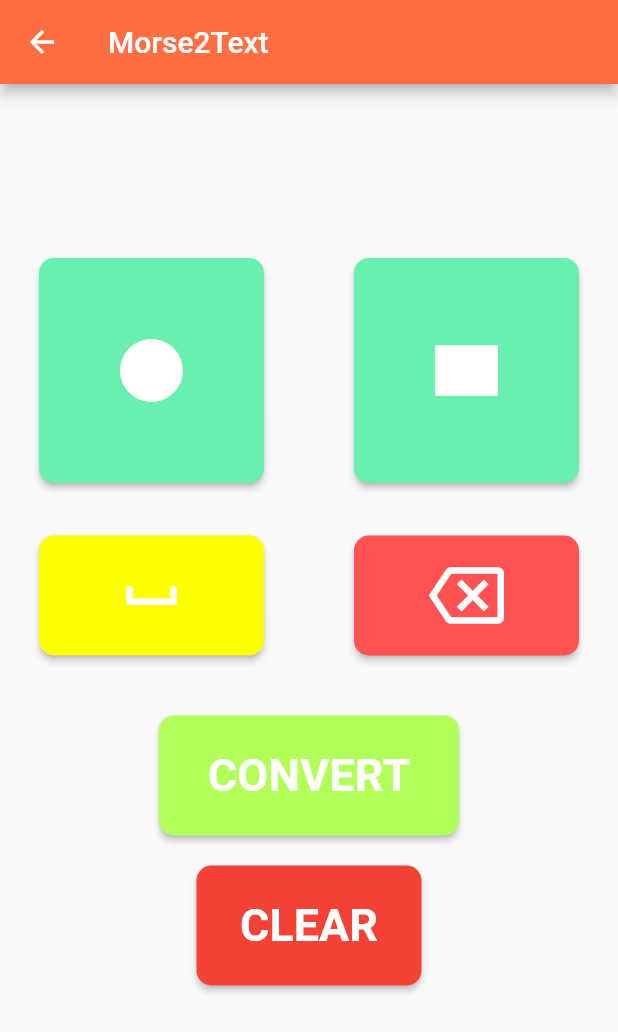
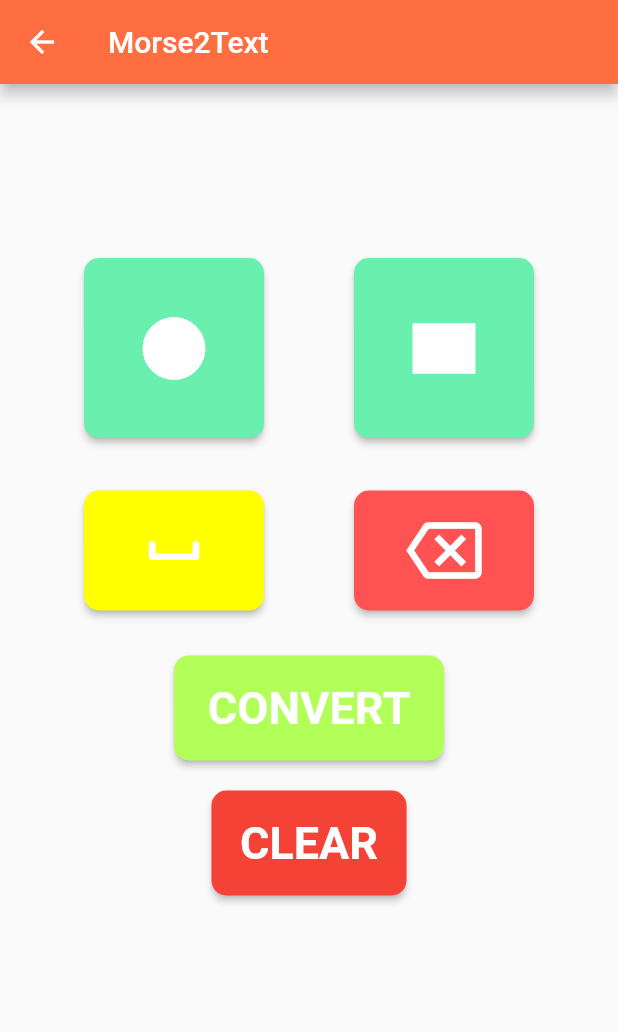
Before and after one commit to Skye023/Morse_Me, a Flutter app: the Morse2Text screen opened directly, on a phone screen of 412 x 824 dp. Shown: the top 1032 px of the screen. Run offline on Flutter 3.47's test engine with Material 2 defaults, Android fonts, the phone set to English and light mode, and no system bars.

Commit message:
Minor Adjustments

```diff
--- a/morse_me_v2/lib/converter.dart
+++ b/morse_me_v2/lib/converter.dart
@@ -144,7 +144,7 @@ class _Morse2Text extends State<Morse2Text> {
                   onPressed: () {
                     _doSth(0);
                   },
-                  constraints: BoxConstraints.tight(const Size(150, 150)),
+                  constraints: BoxConstraints.tight(const Size(120, 120)),
                   shape: RoundedRectangleBorder(
                       borderRadius: BorderRadius.circular(10.0)),
                   fillColor: Colors.greenAccent,
@@ -161,7 +161,7 @@ class _Morse2Text extends State<Morse2Text> {
                 onPressed: () {
                   _doSth(1);
                 },
-                constraints: BoxConstraints.tight(const Size(150, 150)),
+                constraints: BoxConstraints.tight(const Size(120, 120)),
                 shape: RoundedRectangleBorder(
                     borderRadius: BorderRadius.circular(10.0)),
                 fillColor: Colors.greenAccent,
@@ -183,7 +183,7 @@ class _Morse2Text extends State<Morse2Text> {
                     _doSth(-1);
                   }
                 },
-                constraints: BoxConstraints.tight(const Size(150, 80)),
+                constraints: BoxConstraints.tight(const Size(120, 80)),
                 shape: RoundedRectangleBorder(
                     borderRadius: BorderRadius.circular(10.0)),
                 fillColor: Colors.yellowAccent,
@@ -203,7 +203,7 @@ class _Morse2Text extends State<Morse2Text> {
                     _doSth(2);
                   }
                 },
-                constraints: BoxConstraints.tight(const Size(150, 80)),
+                constraints: BoxConstraints.tight(const Size(120, 80)),
                 shape: RoundedRectangleBorder(
                     borderRadius: BorderRadius.circular(10.0)),
                 fillColor: Colors.redAccent,
@@ -216,7 +216,7 @@ class _Morse2Text extends State<Morse2Text> {
               ),
             ]),
             const SizedBox(
-              height: 40.0,
+              height: 30.0,
             ),
             RawMaterialButton(
               onPressed: () {
@@ -224,7 +224,7 @@ class _Morse2Text extends State<Morse2Text> {
                   _doSth(3);
                 }
               },
-              constraints: BoxConstraints.tight(const Size(200, 80)),
+              constraints: BoxConstraints.tight(const Size(180, 70)),
               shape: RoundedRectangleBorder(
                   borderRadius: BorderRadius.circular(10.0)),
               fillColor: Colors.lightGreenAccent,
@@ -246,7 +246,7 @@ class _Morse2Text extends State<Morse2Text> {
                 _result = '';
                 setState(() {});
               },
-              constraints: BoxConstraints.tight(const Size(150, 80)),
+              constraints: BoxConstraints.tight(const Size(130, 70)),
               shape: RoundedRectangleBorder(
                   borderRadius: BorderRadius.circular(10.0)),
               fillColor: Colors.red,
--- a/morse_me_v2/lib/overview.dart
+++ b/morse_me_v2/lib/overview.dart
@@ -6,17 +6,17 @@ class Info {
   static List<Info> inf = [
     Info(
       'History of Morse Code',
-      'Fun-with-Morse-Code_Page_5.png',
+      'assets/Fun-with-Morse-Code_Page_5.png',
       'Morse code is a method used in telecommunication to encode text characters as standardized sequences of two different signal durations, called dots and dashes, or dits and dahs. Morse code is named after Samuel Morse, one of the inventors of the telegraph.',
     ),
     Info(
       'International Morse Code',
-      'International_Morse_Code.svg.png',
+      'assets/International_Morse_Code.svg.png',
       'Morse code has been in use for more than 160 years — longer than any other electrical coding system. What is called Morse code today is actually somewhat different from what was originally developed by Vail and Morse. The Modern International Morse code, or continental code, was created by Friedrich Clemens Gerke in 1848 and initially used for telegraphy between Hamburg and Cuxhaven in Germany. Gerke changed nearly half of the alphabet and all of the numerals, providing the foundation for the modern form of the code. After some minor changes, International Morse Code was standardized at the International Telegraphy Congress in 1865 in Paris and was later made the standard by the International Telecommunication Union (ITU). Morse\'s original code specification, largely limited to use in the United States and Canada, became known as American Morse code or "railroad code". American Morse code is now seldom used except in historical re-enactments.',
     ),
     Info(
       'American Morse Code',
-      'american-morse-code-mark-rogan-transparent.png',
+      'assets/american-morse-code-mark-rogan-transparent.png',
       'American Morse Code — also known as Railroad Morse—is the latter-day name for the original version of the Morse Code developed in the mid-1840s, by Samuel Morse and Alfred Vail for their electric telegraph. The "American" qualifier was added because, after most of the rest of the world adopted "International Morse Code," the companies that continued to use the original Morse Code were mainly located in the United States. American Morse is now nearly extinct—it is most frequently seen in American railroad museums and American Civil War reenactments—and "Morse Code" today virtually always means the International Morse which supplanted American Morse.',
     ),
   ];
--- a/morse_me_v2/pubspec.yaml
+++ b/morse_me_v2/pubspec.yaml
@@ -58,7 +58,7 @@ flutter:
   uses-material-design: true
 
   # To add assets to your application, add an assets section, like this:
-assets:
+  assets:
   #   - images/a_dot_burr.jpeg
   #   - images/a_dot_ham.jpeg
     - assets/
```
